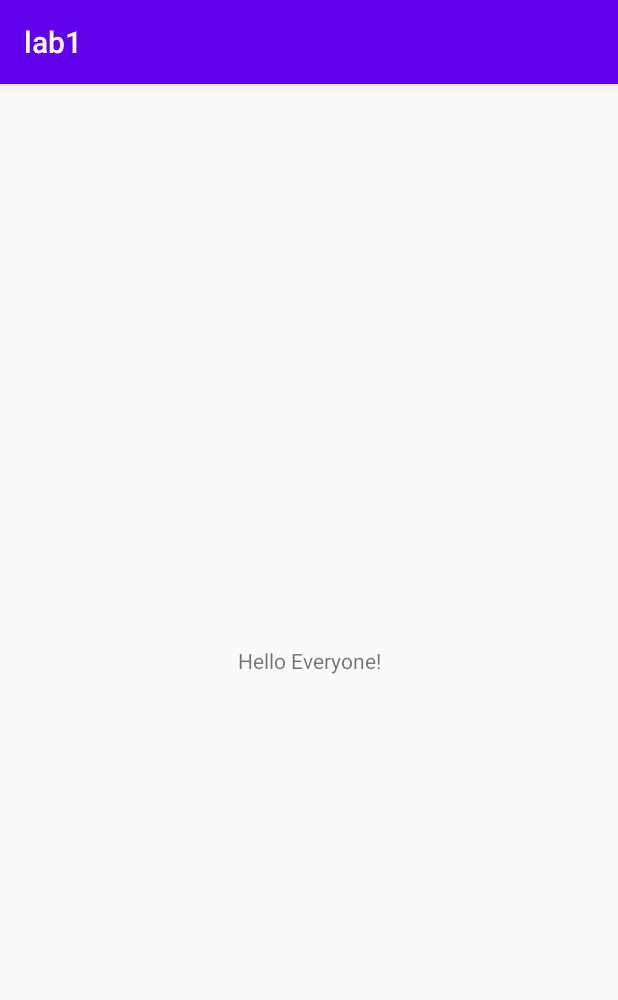
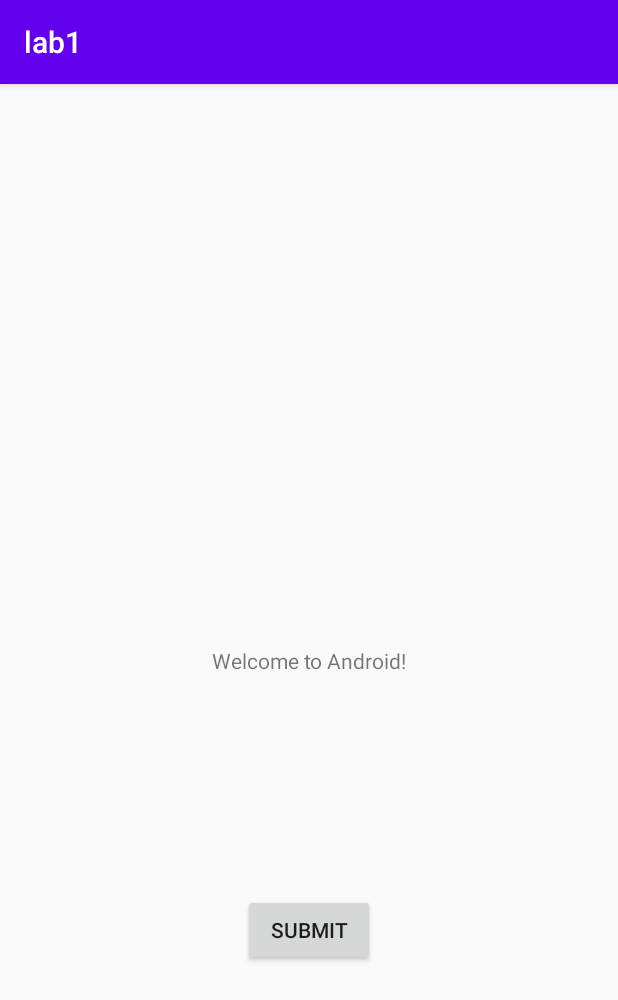
Before and after one commit to CS407-Fall-2021/lab1-Master-Gecko, an Android app: the screen it shows after launch (LabActivity), on a phone screen of 412 x 824 dp. Shown: the top 1000 px of the screen. Run offline under Robolectric (Android 15) with nearby library versions, the phone set to English and light mode, and no system bars.

Commit message:
Milestone 2

```diff
--- a/app/src/main/res/layout/activity_main.xml
+++ b/app/src/main/res/layout/activity_main.xml
@@ -7,12 +7,23 @@
     tools:context=".LabActivity">
 
     <TextView
+        android:id="@+id/textView"
         android:layout_width="wrap_content"
         android:layout_height="wrap_content"
-        android:text="Hello Everyone!"
+        android:text="Welcome to Android!"
         app:layout_constraintBottom_toBottomOf="parent"
         app:layout_constraintLeft_toLeftOf="parent"
         app:layout_constraintRight_toRightOf="parent"
         app:layout_constraintTop_toTopOf="parent" />
 
+    <Button
+        android:id="@+id/button"
+        android:layout_width="wrap_content"
+        android:layout_height="wrap_content"
+        android:layout_marginBottom="180dp"
+        android:text="Submit"
+        app:layout_constraintBottom_toBottomOf="parent"
+        app:layout_constraintEnd_toEndOf="parent"
+        app:layout_constraintStart_toStartOf="parent" />
+
 </androidx.constraintlayout.widget.ConstraintLayout>
--- a/build.gradle
+++ b/build.gradle
@@ -5,7 +5,7 @@ buildscript {
         jcenter()
     }
     dependencies {
-        classpath "com.android.tools.build:gradle:4.0.0"
+        classpath 'com.android.tools.build:gradle:4.1.3'
 
         // NOTE: Do not place your application dependencies here; they belong
         // in the individual module build.gradle files
```
Also changed, not shown: gradle/wrapper/gradle-wrapper.properties.
